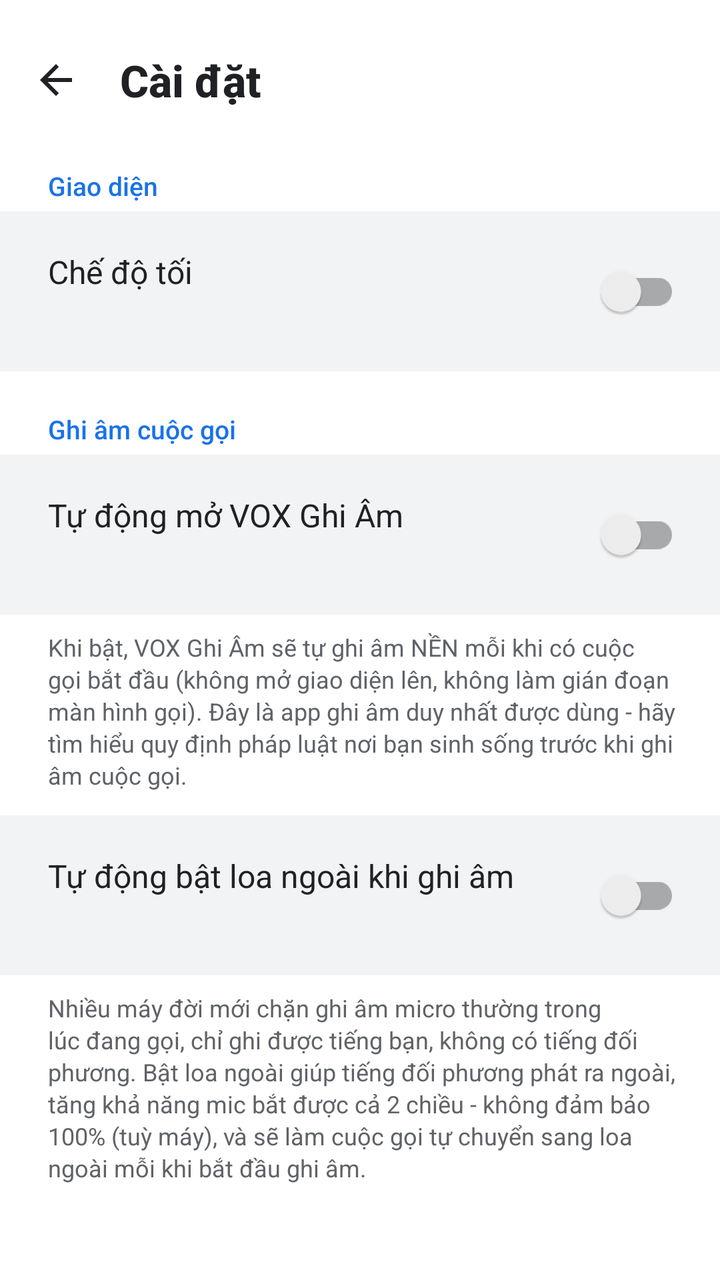
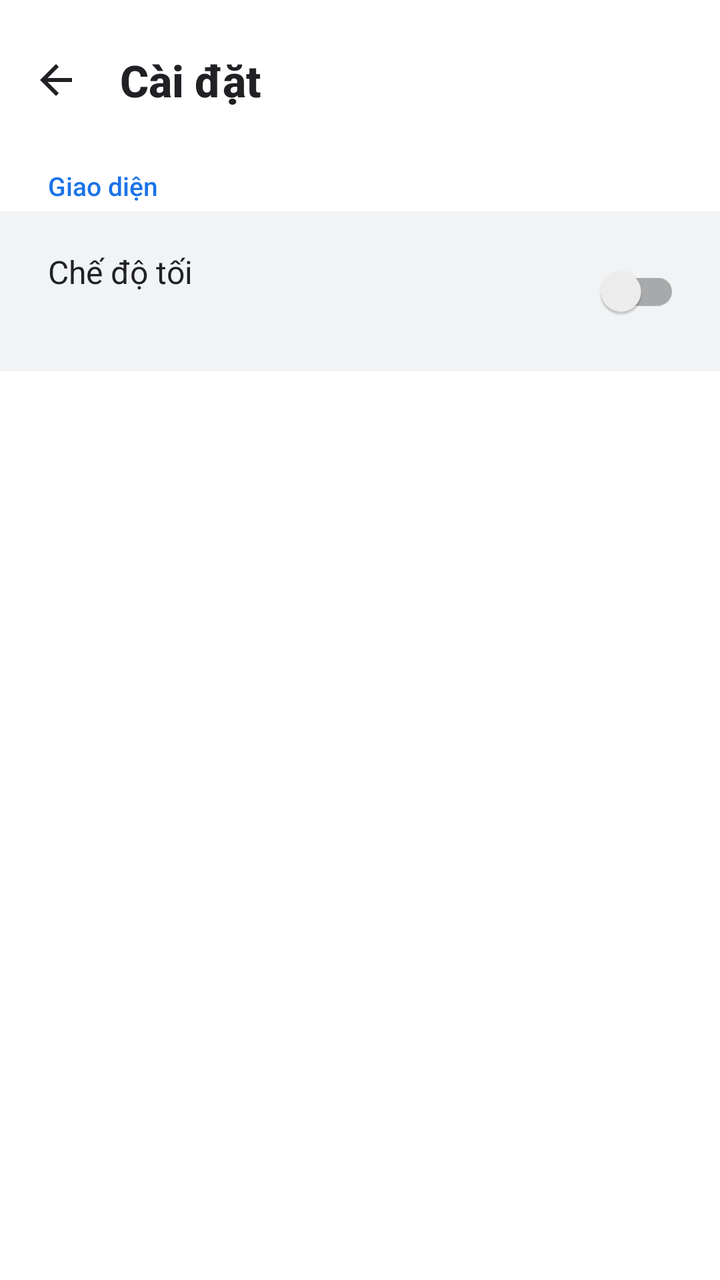

Before-and-after screenshots of an Android layout around one commit, followed by the original layout XML and the change that was made.
<!-- AndroidManifest.xml: application theme Theme.SimpleCall -->
<!-- res/layout/fragment_settings.xml -->
<?xml version="1.0" encoding="utf-8"?>
<LinearLayout xmlns:android="http://schemas.android.com/apk/res/android"
    xmlns:app="http://schemas.android.com/apk/res-auto"
    android:layout_width="match_parent"
    android:layout_height="match_parent"
    android:orientation="vertical"
    android:background="@color/bg">

    
    <LinearLayout
        android:layout_width="match_parent" android:layout_height="wrap_content"
        android:orientation="horizontal" android:gravity="center_vertical"
        android:paddingTop="16dp" android:paddingBottom="8dp"
        android:paddingStart="4dp" android:paddingEnd="20dp">
        <ImageButton
            android:id="@+id/btnBack"
            android:layout_width="48dp" android:layout_height="48dp"
            android:background="@android:color/transparent"
            android:src="@drawable/ic_arrow_back"
            android:contentDescription="Quay lại" />
        <TextView
            android:layout_width="wrap_content" android:layout_height="wrap_content"
            android:layout_marginStart="8dp"
            android:text="@string/settings"
            android:textSize="22sp" android:textStyle="bold"
            android:textColor="@color/text_primary"
            android:fontFamily="sans-serif-medium" />
    </LinearLayout>

    
    <TextView
        android:layout_width="wrap_content" android:layout_height="wrap_content"
        android:layout_marginStart="24dp" android:layout_marginTop="12dp" android:layout_marginBottom="4dp"
        android:text="@string/settings_display_section"
        android:textSize="13sp" android:textColor="@color/accent_blue"
        android:fontFamily="sans-serif-medium" />

    <LinearLayout
        android:layout_width="match_parent" android:layout_height="wrap_content"
        android:orientation="horizontal" android:gravity="center_vertical"
        android:background="@color/bg_surface"
        android:paddingStart="24dp" android:paddingEnd="20dp"
        android:paddingTop="16dp" android:paddingBottom="16dp"
        android:clickable="true" android:focusable="true"
        android:id="@+id/rowDarkMode">
        <LinearLayout
            android:layout_width="0dp" android:layout_height="wrap_content"
            android:layout_weight="1" android:orientation="vertical">
            <TextView
                android:layout_width="wrap_content" android:layout_height="wrap_content"
                android:text="@string/settings_dark_mode"
                android:textSize="16sp" android:textColor="@color/text_primary" />
            <TextView
                android:id="@+id/tvDarkModeSubtitle"
                android:layout_width="wrap_content" android:layout_height="wrap_content"
                android:layout_marginTop="2dp"
                android:textSize="13sp" android:textColor="@color/text_secondary" />
        </LinearLayout>
        <androidx.appcompat.widget.SwitchCompat
            android:id="@+id/switchDarkMode"
            android:layout_width="wrap_content" android:layout_height="wrap_content"
            android:clickable="false" android:focusable="false" />
    </LinearLayout>

    
    <TextView
        android:layout_width="wrap_content" android:layout_height="wrap_content"
        android:layout_marginStart="24dp" android:layout_marginTop="20dp" android:layout_marginBottom="4dp"
        android:text="@string/settings_call_recording_section"
        android:textSize="13sp" android:textColor="@color/accent_blue"
        android:fontFamily="sans-serif-medium" />

    <LinearLayout
        android:layout_width="match_parent" android:layout_height="wrap_content"
        android:orientation="horizontal" android:gravity="center_vertical"
        android:background="@color/bg_surface"
        android:paddingStart="24dp" android:paddingEnd="20dp"
        android:paddingTop="16dp" android:paddingBottom="16dp"
        android:clickable="true" android:focusable="true"
        android:id="@+id/rowAutoRecord">
        <LinearLayout
            android:layout_width="0dp" android:layout_height="wrap_content"
            android:layout_weight="1" android:orientation="vertical">
            <TextView
                android:layout_width="wrap_content" android:layout_height="wrap_content"
                android:text="@string/auto_record_calls"
                android:textSize="16sp" android:textColor="@color/text_primary" />
            <TextView
                android:id="@+id/tvAutoRecordSubtitle"
                android:layout_width="wrap_content" android:layout_height="wrap_content"
                android:layout_marginTop="2dp"
                android:textSize="13sp" android:textColor="@color/text_secondary" />
        </LinearLayout>
        <androidx.appcompat.widget.SwitchCompat
            android:id="@+id/switchAutoRecord"
            android:layout_width="wrap_content" android:layout_height="wrap_content"
            android:clickable="false" android:focusable="false" />
    </LinearLayout>

    <TextView
        android:layout_width="match_parent" android:layout_height="wrap_content"
        android:layout_marginStart="24dp" android:layout_marginEnd="20dp" android:layout_marginTop="8dp"
        android:text="@string/auto_record_calls_notice"
        android:textSize="12sp" android:textColor="@color/text_secondary"
        android:lineSpacingExtra="2dp" />

    <LinearLayout
        android:layout_width="match_parent" android:layout_height="wrap_content"
        android:orientation="horizontal" android:gravity="center_vertical"
        android:background="@color/bg_surface"
        android:paddingStart="24dp" android:paddingEnd="20dp"
        android:paddingTop="16dp" android:paddingBottom="16dp"
        android:layout_marginTop="12dp"
        android:clickable="true" android:focusable="true"
        android:id="@+id/rowAutoSpeaker">
        <LinearLayout
            android:layout_width="0dp" android:layout_height="wrap_content"
            android:layout_weight="1" android:orientation="vertical">
            <TextView
                android:layout_width="wrap_content" android:layout_height="wrap_content"
                android:text="@string/auto_speaker_when_recording"
                android:textSize="16sp" android:textColor="@color/text_primary" />
            <TextView
                android:id="@+id/tvAutoSpeakerSubtitle"
                android:layout_width="wrap_content" android:layout_height="wrap_content"
                android:layout_marginTop="2dp"
                android:textSize="13sp" android:textColor="@color/text_secondary" />
        </LinearLayout>
        <androidx.appcompat.widget.SwitchCompat
            android:id="@+id/switchAutoSpeaker"
            android:layout_width="wrap_content" android:layout_height="wrap_content"
            android:clickable="false" android:focusable="false" />
    </LinearLayout>

    <TextView
        android:layout_width="match_parent" android:layout_height="wrap_content"
        android:layout_marginStart="24dp" android:layout_marginEnd="20dp" android:layout_marginTop="8dp"
        android:text="@string/auto_speaker_when_recording_notice"
        android:textSize="12sp" android:textColor="@color/text_secondary"
        android:lineSpacingExtra="2dp" />

</LinearLayout>
<!-- resources referenced by this layout -->
<resources>
  <color name="accent_blue">#1A73E8</color>
  <color name="bg">#FFFFFF</color>
  <color name="bg_surface">#F1F3F4</color>
  <color name="text_primary">#202124</color>
  <color name="text_secondary">#5F6368</color>
  <!-- drawable ic_arrow_back (drawable) -->
  <?xml version="1.0" encoding="utf-8"?>
  <vector xmlns:android="http://schemas.android.com/apk/res/android"
      android:width="24dp" android:height="24dp"
      android:viewportWidth="24" android:viewportHeight="24">
      
      <path android:fillColor="@color/text_primary"
          android:pathData="M20,11H7.83l5.59-5.59L12,4l-8,8 8,8 1.41-1.41L7.83,13H20v-2z"/>
  </vector>
  <string name="auto_record_calls">Tự động mở VOX Ghi Âm</string>
  <string name="auto_record_calls_notice">Khi bật, VOX Ghi Âm sẽ tự ghi âm NỀN mỗi khi có cuộc gọi bắt đầu (không mở giao diện lên, không làm gián đoạn màn hình gọi). Đây là app ghi âm duy nhất được dùng - hãy tìm hiểu quy định pháp luật nơi bạn sinh sống trước khi ghi âm cuộc gọi.</string>
  <string name="auto_speaker_when_recording">Tự động bật loa ngoài khi ghi âm</string>
  <string name="auto_speaker_when_recording_notice">Nhiều máy đời mới chặn ghi âm micro thường trong lúc đang gọi, chỉ ghi được tiếng bạn, không có tiếng đối phương. Bật loa ngoài giúp tiếng đối phương phát ra ngoài, tăng khả năng mic bắt được cả 2 chiều - không đảm bảo 100% (tuỳ máy), và sẽ làm cuộc gọi tự chuyển sang loa ngoài mỗi khi bắt đầu ghi âm.</string>
  <string name="settings">Cài đặt</string>
  <string name="settings_call_recording_section">Ghi âm cuộc gọi</string>
  <string name="settings_dark_mode">Chế độ tối</string>
  <string name="settings_display_section">Giao diện</string>
  <style name="Theme.SimpleCall" parent="Theme.MaterialComponents.DayNight.NoActionBar">
          <item name="colorPrimary">@color/primary</item>
          <item name="colorPrimaryDark">@color/primary_dark</item>
          <item name="colorAccent">@color/primary</item>
          <item name="android:windowBackground">@color/bg</item>
          <item name="android:statusBarColor">@color/bg</item>
          <item name="android:windowLightStatusBar" tools:targetApi="23">true</item>
          <item name="android:windowSoftInputMode">stateAlwaysVisible</item>
      </style>
  <color name="primary">#1E8E3E</color>
  <color name="primary_dark">#137333</color>
</resources>

<!-- the commit's change to res/layout/fragment_settings.xml (unified diff, before → after) -->
@@ -63,80 +63,88 @@
     </LinearLayout>
 
     
-    <TextView
-        android:layout_width="wrap_content" android:layout_height="wrap_content"
-        android:layout_marginStart="24dp" android:layout_marginTop="20dp" android:layout_marginBottom="4dp"
-        android:text="@string/settings_call_recording_section"
-        android:textSize="13sp" android:textColor="@color/accent_blue"
-        android:fontFamily="sans-serif-medium" />
+    <LinearLayout
+        android:id="@+id/sectionCallRecording"
+        android:layout_width="match_parent" android:layout_height="wrap_content"
+        android:orientation="vertical"
+        android:visibility="gone">
 
-    <LinearLayout
-        android:layout_width="match_parent" android:layout_height="wrap_content"
-        android:orientation="horizontal" android:gravity="center_vertical"
-        android:background="@color/bg_surface"
-        android:paddingStart="24dp" android:paddingEnd="20dp"
-        android:paddingTop="16dp" android:paddingBottom="16dp"
-        android:clickable="true" android:focusable="true"
-        android:id="@+id/rowAutoRecord">
+        <TextView
+            android:layout_width="wrap_content" android:layout_height="wrap_content"
+            android:layout_marginStart="24dp" android:layout_marginTop="20dp" android:layout_marginBottom="4dp"
+            android:text="@string/settings_call_recording_section"
+            android:textSize="13sp" android:textColor="@color/accent_blue"
+            android:fontFamily="sans-serif-medium" />
+
         <LinearLayout
-            android:layout_width="0dp" android:layout_height="wrap_content"
-            android:layout_weight="1" android:orientation="vertical">
-            <TextView
+            android:layout_width="match_parent" android:layout_height="wrap_content"
+            android:orientation="horizontal" android:gravity="center_vertical"
+            android:background="@color/bg_surface"
+            android:paddingStart="24dp" android:paddingEnd="20dp"
+            android:paddingTop="16dp" android:paddingBottom="16dp"
+            android:clickable="true" android:focusable="true"
+            android:id="@+id/rowAutoRecord">
+            <LinearLayout
+                android:layout_width="0dp" android:layout_height="wrap_content"
+                android:layout_weight="1" android:orientation="vertical">
+                <TextView
+                    android:layout_width="wrap_content" android:layout_height="wrap_content"
+                    android:text="@string/auto_record_calls"
+                    android:textSize="16sp" android:textColor="@color/text_primary" />
+                <TextView
+                    android:id="@+id/tvAutoRecordSubtitle"
+                    android:layout_width="wrap_content" android:layout_height="wrap_content"
+                    android:layout_marginTop="2dp"
+                    android:textSize="13sp" android:textColor="@color/text_secondary" />
+            </LinearLayout>
+            <androidx.appcompat.widget.SwitchCompat
+                android:id="@+id/switchAutoRecord"
                 android:layout_width="wrap_content" android:layout_height="wrap_content"
-                android:text="@string/auto_record_calls"
-                android:textSize="16sp" android:textColor="@color/text_primary" />
-            <TextView
-                android:id="@+id/tvAutoRecordSubtitle"
+                android:clickable="false" android:focusable="false" />
+        </LinearLayout>
+
+        <TextView
+            android:layout_width="match_parent" android:layout_height="wrap_content"
+            android:layout_marginStart="24dp" android:layout_marginEnd="20dp" android:layout_marginTop="8dp"
+            android:text="@string/auto_record_calls_notice"
+            android:textSize="12sp" android:textColor="@color/text_secondary"
+            android:lineSpacingExtra="2dp" />
+
+        <LinearLayout
+            android:layout_width="match_parent" android:layout_height="wrap_content"
+            android:orientation="horizontal" android:gravity="center_vertical"
+            android:background="@color/bg_surface"
+            android:paddingStart="24dp" android:paddingEnd="20dp"
+            android:paddingTop="16dp" android:paddingBottom="16dp"
+            android:layout_marginTop="12dp"
+            android:clickable="true" android:focusable="true"
+            android:id="@+id/rowAutoSpeaker">
+            <LinearLayout
+                android:layout_width="0dp" android:layout_height="wrap_content"
+                android:layout_weight="1" android:orientation="vertical">
+                <TextView
+                    android:layout_width="wrap_content" android:layout_height="wrap_content"
+                    android:text="@string/auto_speaker_when_recording"
+                    android:textSize="16sp" android:textColor="@color/text_primary" />
+                <TextView
+                    android:id="@+id/tvAutoSpeakerSubtitle"
+                    android:layout_width="wrap_content" android:layout_height="wrap_content"
+                    android:layout_marginTop="2dp"
+                    android:textSize="13sp" android:textColor="@color/text_secondary" />
+            </LinearLayout>
+            <androidx.appcompat.widget.SwitchCompat
+                android:id="@+id/switchAutoSpeaker"
                 android:layout_width="wrap_content" android:layout_height="wrap_content"
-                android:layout_marginTop="2dp"
-                android:textSize="13sp" android:textColor="@color/text_secondary" />
+                android:clickable="false" android:focusable="false" />
         </LinearLayout>
-        <androidx.appcompat.widget.SwitchCompat
-            android:id="@+id/switchAutoRecord"
-            android:layout_width="wrap_content" android:layout_height="wrap_content"
-            android:clickable="false" android:focusable="false" />
+
+        <TextView
+            android:layout_width="match_parent" android:layout_height="wrap_content"
+            android:layout_marginStart="24dp" android:layout_marginEnd="20dp" android:layout_marginTop="8dp"
+            android:text="@string/auto_speaker_when_recording_notice"
+            android:textSize="12sp" android:textColor="@color/text_secondary"
+            android:lineSpacingExtra="2dp" />
+
     </LinearLayout>
 
-    <TextView
-        android:layout_width="match_parent" android:layout_height="wrap_content"
-        android:layout_marginStart="24dp" android:layout_marginEnd="20dp" android:layout_marginTop="8dp"
-        android:text="@string/auto_record_calls_notice"
-        android:textSize="12sp" android:textColor="@color/text_secondary"
-        android:lineSpacingExtra="2dp" />
-
-    <LinearLayout
-        android:layout_width="match_parent" android:layout_height="wrap_content"
-        android:orientation="horizontal" android:gravity="center_vertical"
-        android:background="@color/bg_surface"
-        android:paddingStart="24dp" android:paddingEnd="20dp"
-        android:paddingTop="16dp" android:paddingBottom="16dp"
-        android:layout_marginTop="12dp"
-        android:clickable="true" android:focusable="true"
-        android:id="@+id/rowAutoSpeaker">
-        <LinearLayout
-            android:layout_width="0dp" android:layout_height="wrap_content"
-            android:layout_weight="1" android:orientation="vertical">
-            <TextView
-                android:layout_width="wrap_content" android:layout_height="wrap_content"
-                android:text="@string/auto_speaker_when_recording"
-                android:textSize="16sp" android:textColor="@color/text_primary" />
-            <TextView
-                android:id="@+id/tvAutoSpeakerSubtitle"
-                android:layout_width="wrap_content" android:layout_height="wrap_content"
-                android:layout_marginTop="2dp"
-                android:textSize="13sp" android:textColor="@color/text_secondary" />
-        </LinearLayout>
-        <androidx.appcompat.widget.SwitchCompat
-            android:id="@+id/switchAutoSpeaker"
-            android:layout_width="wrap_content" android:layout_height="wrap_content"
-            android:clickable="false" android:focusable="false" />
-    </LinearLayout>
-
-    <TextView
-        android:layout_width="match_parent" android:layout_height="wrap_content"
-        android:layout_marginStart="24dp" android:layout_marginEnd="20dp" android:layout_marginTop="8dp"
-        android:text="@string/auto_speaker_when_recording_notice"
-        android:textSize="12sp" android:textColor="@color/text_secondary"
-        android:lineSpacingExtra="2dp" />
-
 </LinearLayout>
